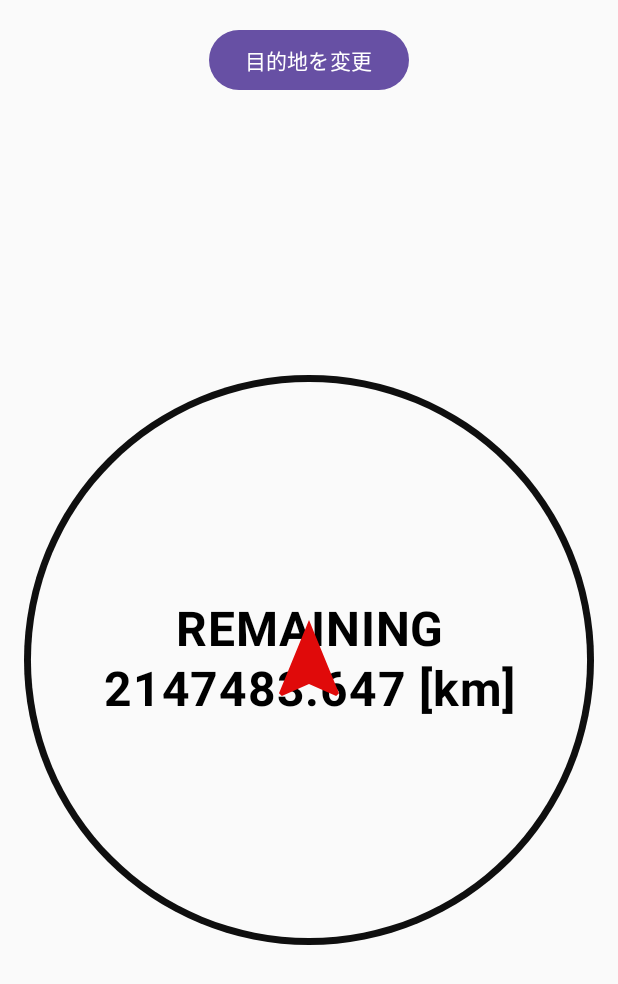
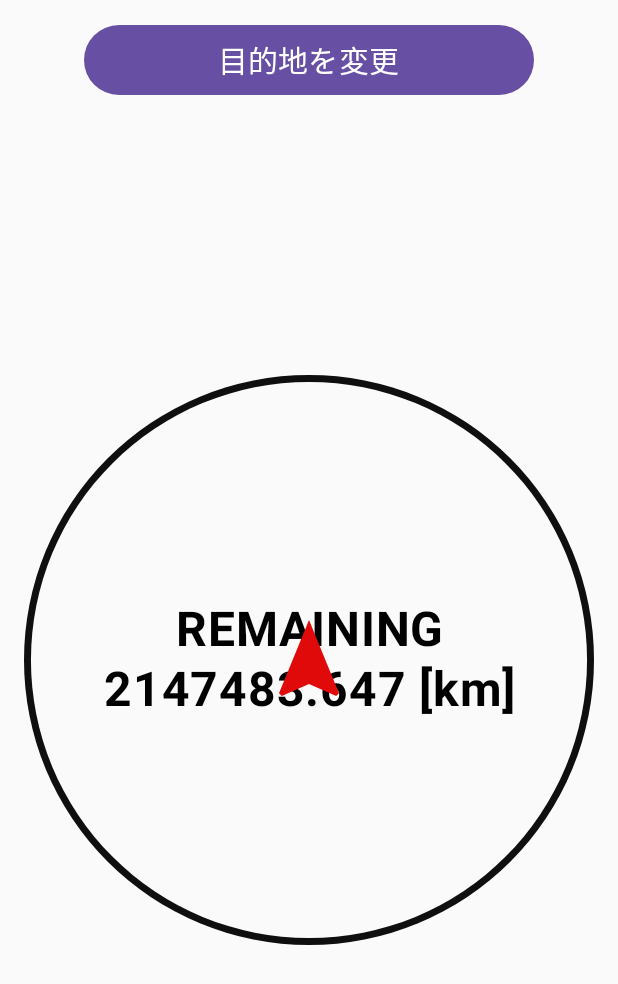
Before and after one commit to mayoi-design/stray-compass-mock, an Android app built with Jetpack Compose: the screen it shows after launch (MainActivity), on a phone screen of 412 x 824 dp. Shown: the top 984 px of the screen. Run offline under Robolectric (Android 15) with nearby library versions, the phone set to English and light mode, and no system bars; 4 statements that could not run were skipped.

Commit message:
「目的地を変更」ボタンの表示を調整

```diff
--- a/app/src/main/java/com/example/stray_compass/MainActivity.kt
+++ b/app/src/main/java/com/example/stray_compass/MainActivity.kt
@@ -257,16 +257,20 @@ fun Viewer(
             Text("Destination: ${destination.latitude}, ${destination.longitude}")
             Text("Distance: $distance")
             Text("headTo: $headTo")
-            Spacer(Modifier.height(8.dp))
+            Spacer(Modifier.height(40.dp))
         }
         Button(
             modifier = Modifier
-                .align(Alignment.CenterHorizontally),
+                .align(Alignment.CenterHorizontally)
+                .width(300.dp),
             onClick = {
                 changeBottomSheetState(true)
             }
         ){
-            Text("目的地を変更")
+            Text(
+                text = "目的地を変更",
+                fontSize = 20.sp
+            )
         }
 
         Spacer(Modifier.height(8.dp))
```
